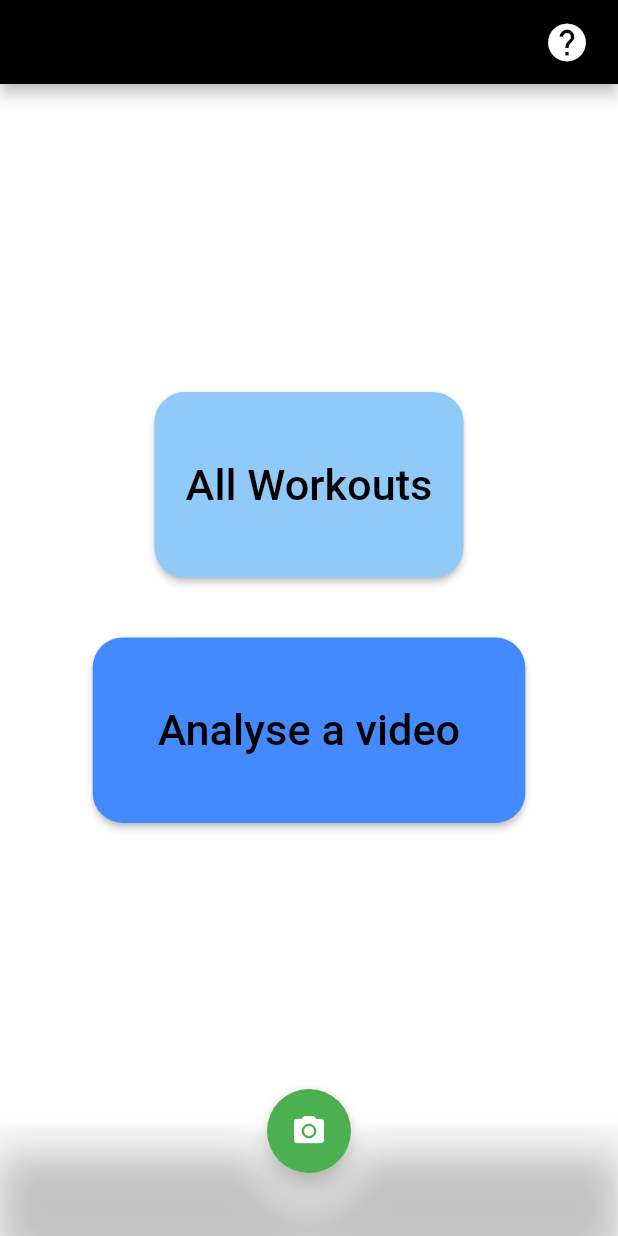
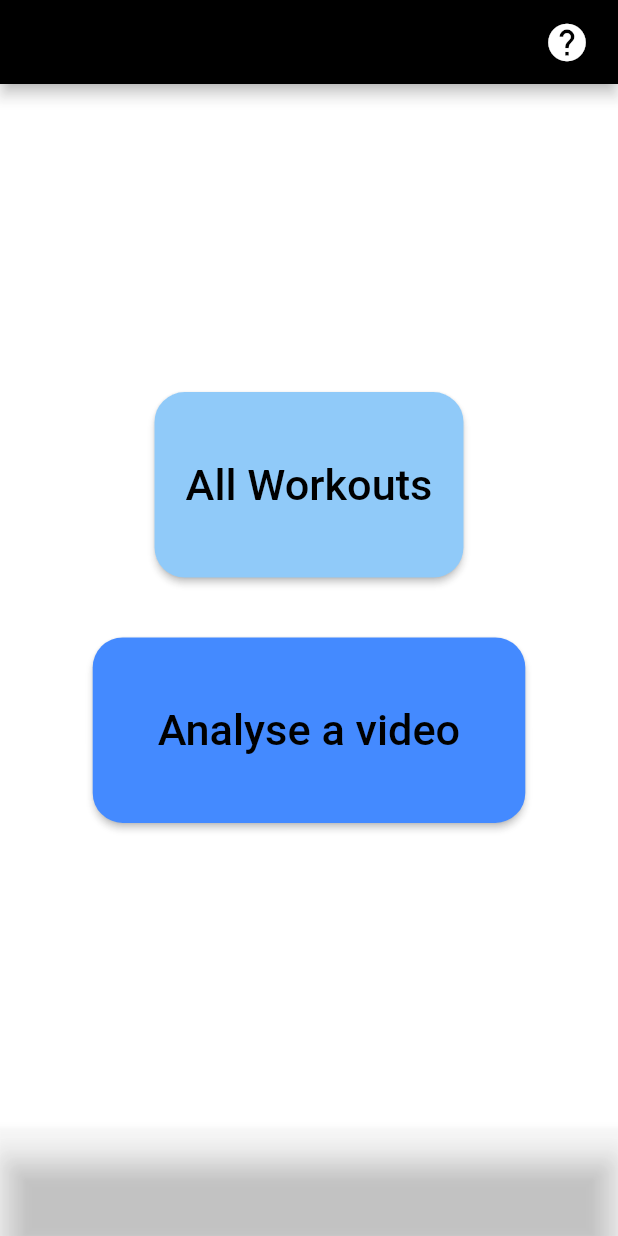
Before and after one commit to AryanSethi/AR-Fit, a Flutter app: the screen it shows after launch, on a phone screen of 412 x 824 dp. Run offline on Flutter 3.47's test engine with Material 2 defaults, Android fonts, the phone set to English and light mode, and no system bars; our stand-ins replace camera, shared_preferences, splashscreen; missing offline and left inert: giffy_dialog, tflite.

Commit message:
main page camera button removed

```diff
--- a/lib/home_page.dart
+++ b/lib/home_page.dart
@@ -79,15 +79,7 @@ class _HomePage extends State<HomePage> {
         ],
       ),
       backgroundColor: Colors.white10,
-      floatingActionButton: FloatingActionButton(
-        onPressed: (){
-          Navigator.pushNamed(context, '/Camera');
-        },
-        backgroundColor: Colors.green,
-        tooltip: 'Camera',
-        child: const Icon(Icons.camera_alt),
-      ),
-      floatingActionButtonLocation: FloatingActionButtonLocation.centerDocked,
+
       bottomNavigationBar: BottomAppBar(
         color: Colors.white12,
         shape: const CircularNotchedRectangle(),
--- a/lib/main.dart
+++ b/lib/main.dart
@@ -30,7 +30,7 @@ class MyApp extends StatelessWidget{
     return MaterialApp(
       title: "Pose Estimation",
       theme: ThemeData(
-        primarySwatch: Colors.blue
+        primarySwatch: Colors.green
       ),
       home: MySplashScreen(),
       debugShowCheckedModeBanner: false,
--- a/lib/workouts.dart
+++ b/lib/workouts.dart
@@ -24,9 +24,11 @@ var workout_method = {
   "Seated Forward Bend" : "KARLO BC YE BHI",
 };
 
+
+/// CLASS FOR PASSING WORKOUT NAME ARGUMENT TO THE NAVIGATOR
 class Workout_name{
   final String workout_name;
-  Workout_name(this.workout_name);
+  Workout_name({this.workout_name=null});
 }
 
 
@@ -122,7 +124,7 @@ show_dialogue(context,String workout) {
                   onPressed: (){
                     Navigator.pushNamed(context,
                         '/Camera',
-                      arguments: Workout_name(workout)
+                      arguments: Workout_name(workout_name: workout)
                     );
                   },
                   backgroundColor: Colors.green,
```
Also changed, not shown: lib/camera.dart (+5 -2 lines).
